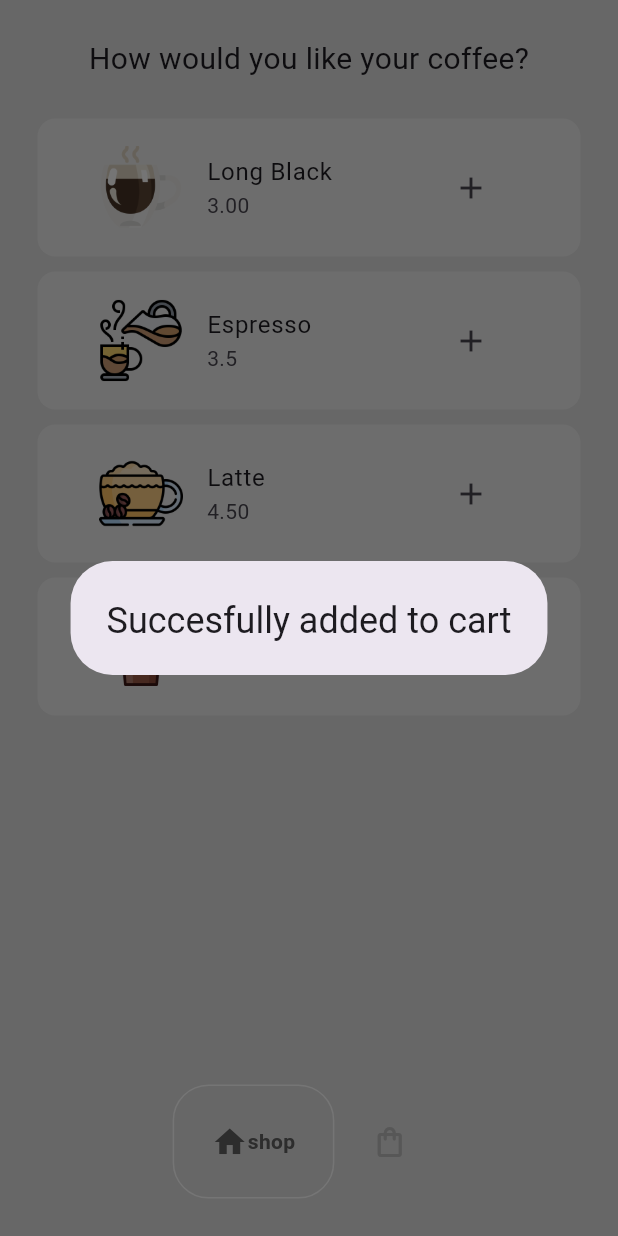
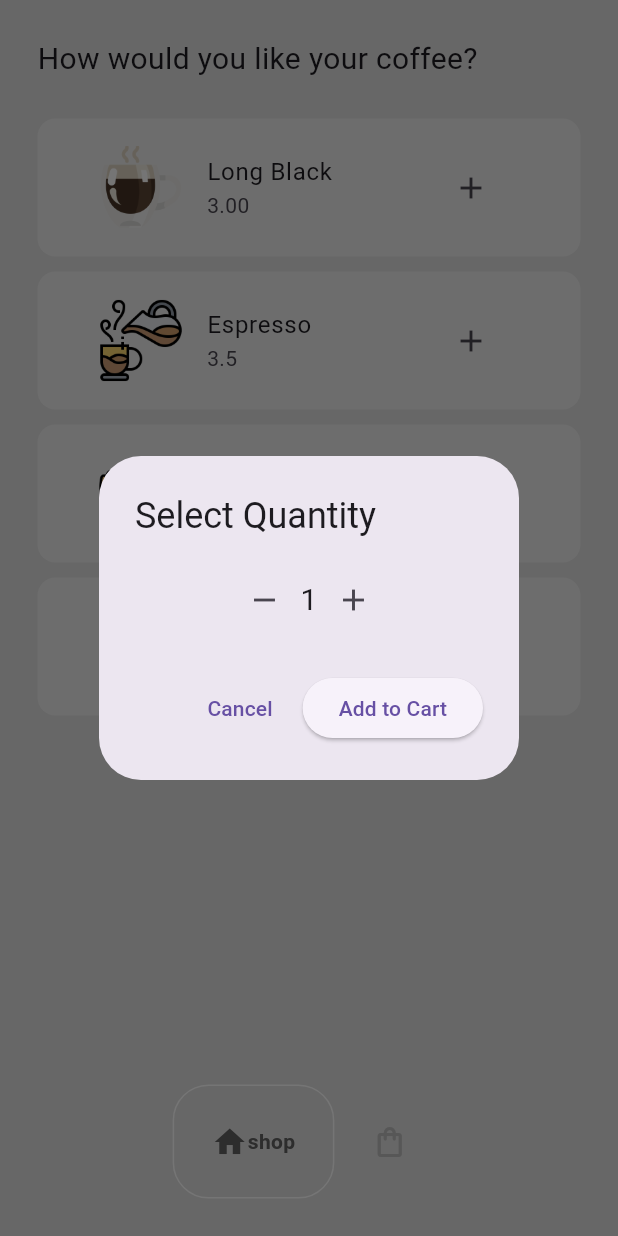
Before and after one commit to JAIII12/Coffeeshopping, a Flutter app: the screen it shows after launch, after a tap on the "add" icon, on a phone screen of 412 x 824 dp. Run offline on Flutter 3.47's test engine with Material 3 defaults, Android fonts, the light colour scheme and no system bars; drawn by our look-alikes of google_nav_bar.

Commit message:
last commit

```diff
--- a/lib/images/models/coffeeshop.dart
+++ b/lib/images/models/coffeeshop.dart
@@ -30,23 +30,23 @@ final List<Coffee> _shop = [
 ];
 
 //user cart
-List<Coffee> _usercart = [];
+List<Coffee> _userCart = [];
 
 // get coffee
 List<Coffee> get coffeeshop => _shop;
 
 //get user cart
-List<Coffee> get usercart => _usercart;
+List<Coffee> get userCart => _userCart;
 
 // add item to cart
 void addToCart(Coffee coffee) {
-  _usercart.add(coffee);
+  _userCart.add(coffee);
   notifyListeners();
 }
 
 //remove item from cart
 void removeFromCart(Coffee coffee) {
-  _usercart.remove(coffee);
+  _userCart.remove(coffee);
   notifyListeners();
 
 }
--- a/lib/pages/cart_page.dart
+++ b/lib/pages/cart_page.dart
@@ -40,10 +40,10 @@ class _CartPageState extends State<CartPage> {
               //list of cart items
               Expanded(
                 child: ListView.builder(
-                  itemCount: value.usercart.length,
+                  itemCount: value.userCart.length,
                   itemBuilder: (context, index){
                 //get individual cart items
-                Coffee eachCoffee = value.usercart[index];
+                Coffee eachCoffee = value.userCart[index];
 
                 //return coffee tile
                 return CoffeeTile(
--- a/lib/pages/shop_page.dart
+++ b/lib/pages/shop_page.dart
@@ -13,52 +13,98 @@ class ShopPage extends StatefulWidget {
 
 class _ShopPageState extends State<ShopPage> {
 
-  //add to cart
-  void addToCart(Coffee coffee) {
-    Provider.of<Coffeeshop>(context, listen: false).addToCart(coffee);
+  // Show quantity selection dialog
+  void showQuantityDialog(Coffee coffee) {
+    int quantity = 1;
 
-    //let the user know that the item has been added to cart
     showDialog(
       context: context,
-      builder: (context)=>AlertDialog(
-        title: Text('Succesfully added to cart',),
-      )
+      builder: (context) {
+        return StatefulBuilder(
+          builder: (context, setState) => AlertDialog(
+            title: Text('Select Quantity'),
+            content: Row(
+              mainAxisAlignment: MainAxisAlignment.center,
+              children: [
+                IconButton(
+                  icon: Icon(Icons.remove),
+                  onPressed: () {
+                    if (quantity > 1) {
+                      setState(() => quantity--);
+                    }
+                  },
+                ),
+                Text(
+                  quantity.toString(),
+                  style: TextStyle(fontSize: 20),
+                ),
+                IconButton(
+                  icon: Icon(Icons.add),
+                  onPressed: () {
+                    setState(() => quantity++);
+                  },
+                ),
+              ],
+            ),
+            actions: [
+              TextButton(
+                onPressed: () => Navigator.pop(context),
+                child: Text("Cancel"),
+              ),
+              ElevatedButton(
+                onPressed: () {
+                  for (int i = 0; i < quantity; i++) {
+                    Provider.of<Coffeeshop>(context, listen: false)
+                        .addToCart(coffee);
+                  }
+                  Navigator.pop(context);
+                  ScaffoldMessenger.of(context).showSnackBar(
+                    SnackBar(
+                      content:
+                          Text("Added $quantity ${coffee.name} to cart"),
+                    ),
+                  );
+                },
+                child: Text("Add to Cart"),
+              ),
+            ],
+          ),
+        );
+      },
     );
   }
 
   @override
   Widget build(BuildContext context) {
-    return Consumer<Coffeeshop>(builder: (context, value, child) =>SafeArea(
+    return Consumer<Coffeeshop>(
+      builder: (context, value, child) => SafeArea(
         child: Padding(
           padding: const EdgeInsets.all(25.0),
           child: Column(
+            crossAxisAlignment: CrossAxisAlignment.start,
             children: [
-            // heading message
-            Text("How would you like your coffee?",
+              Text(
+                "How would you like your coffee?",
                 style: TextStyle(fontSize: 20),
               ),
-
-            const SizedBox(height: 25,),
-
-            //list of coffee to buy
-            Expanded(child: ListView.builder(
+              const SizedBox(height: 25),
+              Expanded(
+                child: ListView.builder(
                   itemCount: value.coffeeshop.length,
-              itemBuilder: (context, index){
-               //get individual coffee
+                  itemBuilder: (context, index) {
                     Coffee eachCoffee = value.coffeeshop[index];
-
-            //return the tile for this coffee
                     return CoffeeTile(
                       coffee: eachCoffee,
                       icon: Icon(Icons.add),
-              onPressed:() => addToCart(eachCoffee),);
-  })
-            )
+                      onPressed: () => showQuantityDialog(eachCoffee),
+                    );
+                  },
+                ),
+              ),
             ],
           ),
         ),
-    )
+      ),
     );
-
   }
 }
```
Lines whose indentation alone changed are shown as unchanged.
